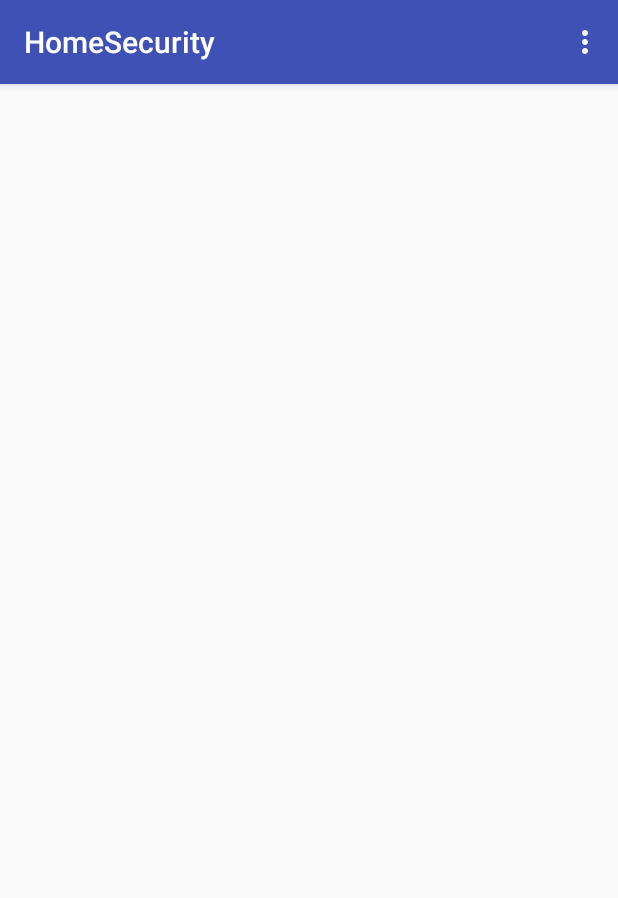
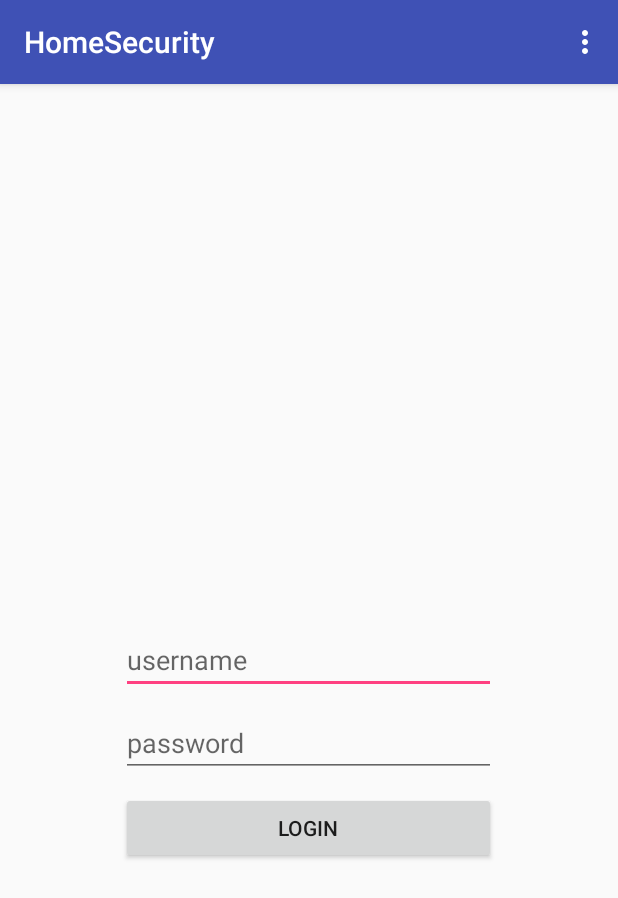
Before and after one commit to matszal/Android_App_4_FYP, an Android app: the Login screen opened directly, with no data from a screen before it, on a phone screen of 412 x 824 dp. Shown: the top 898 px of the screen. Run offline under Robolectric (Android 15) with nearby library versions, the phone set to English and light mode, and no system bars; libraries missing offline, so code that uses them is left out: com.parse.

```diff
--- a/HomeSecurity2/app/src/main/java/com/example/mateusz/homesecurity/CreateAccount.java
+++ b/HomeSecurity2/app/src/main/java/com/example/mateusz/homesecurity/CreateAccount.java
@@ -18,6 +18,7 @@ import com.parse.SignUpCallback;
 
 public class CreateAccount extends BaseActivity {
 
+    private static final String TAG="Create Account Activity";
     private EditText userName;
     private EditText userPassword;
     private Button createAccount;
@@ -93,11 +94,14 @@ public class CreateAccount extends BaseActivity {
                     }
                     else {
 
+                        Log.i("PARSEEEEEEEEE", "eeeeeerrrrrrrrrrr");
+
                     }
                 }
             });
         }
         else {
+            Log.i("PARSEEEEEEEEE", "connection issue");
 
         }
     }
--- a/HomeSecurity2/app/src/main/java/com/example/mateusz/homesecurity/Login.java
+++ b/HomeSecurity2/app/src/main/java/com/example/mateusz/homesecurity/Login.java
@@ -3,14 +3,63 @@ package com.example.mateusz.homesecurity;
 import android.content.Intent;
 import android.support.v7.app.AppCompatActivity;
 import android.os.Bundle;
+import android.view.View;
+import android.widget.Button;
+import android.widget.EditText;
+import android.widget.Toast;
+
+import com.parse.LogInCallback;
+import com.parse.ParseException;
+import com.parse.ParseUser;
 
 public class Login extends BaseActivity {
+
+    private Button logIn;
+    private EditText userName;
+    private EditText userPassword;
+
 
     @Override
     protected void onCreate(Bundle savedInstanceState) {
         super.onCreate(savedInstanceState);
         setContentView(R.layout.activity_login);
 
-        startActivity(new Intent(Login.this, MQTTActivity.class));
+        logIn = (Button) findViewById(R.id.loginButton);
+        userName = (EditText) findViewById(R.id.usernameId);
+        userPassword = (EditText) findViewById(R.id.passwordId);
+
+        logIn.setOnClickListener(new View.OnClickListener() {
+            @Override
+            public void onClick(View view) {
+                String name = userName.getText().toString();
+                String password = userPassword.getText().toString();
+
+                if (!name.equals("") || !password.equals("")){
+                    ParseUser.logInInBackground(name, password, new LogInCallback() {
+                        @Override
+                        public void done(ParseUser user, ParseException e) {
+                            if (e == null) {
+
+                                Toast.makeText(getApplicationContext(), "Login Successfully!"
+                                        , Toast.LENGTH_LONG).show();
+
+                                startActivity(new Intent(Login.this, MQTTActivity.class));
+
+                            }else {
+
+                                Toast.makeText(getApplicationContext(), "Not logged in",
+                                        Toast.LENGTH_LONG).show();
+
+                            }
+                        }
+                    });
+                }
+                else {
+                    Toast.makeText(getApplicationContext(), "Please enter username and Password",
+                            Toast.LENGTH_LONG).show();
+                }
+
+            }
+        });
     }
 }
--- a/HomeSecurity2/app/src/main/res/layout/activity_login.xml
+++ b/HomeSecurity2/app/src/main/res/layout/activity_login.xml
@@ -1,9 +1,38 @@
 <?xml version="1.0" encoding="utf-8"?>
-<android.support.constraint.ConstraintLayout xmlns:android="http://schemas.android.com/apk/res/android"
+<RelativeLayout xmlns:android="http://schemas.android.com/apk/res/android"
     xmlns:app="http://schemas.android.com/apk/res-auto"
     xmlns:tools="http://schemas.android.com/tools"
     android:layout_width="match_parent"
     android:layout_height="match_parent"
     tools:context=".Login">
 
-</android.support.constraint.ConstraintLayout>
+    <EditText
+        android:id="@+id/usernameId"
+        android:layout_centerHorizontal="true"
+        android:layout_centerVertical="true"
+        android:hint="username"
+        android:layout_width="250dp"
+        android:layout_height="wrap_content" />
+
+    <EditText
+        android:id="@+id/passwordId"
+        android:layout_centerHorizontal="true"
+        android:layout_centerVertical="true"
+        android:layout_below="@id/usernameId"
+        android:inputType="textPassword"
+        android:layout_marginTop="10dp"
+        android:hint="password"
+        android:layout_width="250dp"
+        android:layout_height="wrap_content" />
+
+    <Button
+        android:id="@+id/loginButton"
+        android:layout_width="250dp"
+        android:layout_height="wrap_content"
+        android:layout_below="@id/passwordId"
+        android:layout_centerHorizontal="true"
+        android:layout_centerVertical="true"
+        android:layout_marginTop="10dp"
+        android:text="LOGIN" />
+
+</RelativeLayout>
```
Also changed, not shown: HomeSecurity2/app/src/main/java/com/example/mateusz/homesecurity/InputFilterMM.java (added, +39 -0 lines), HomeSecurity2/app/src/main/java/com/example/mateusz/homesecurity/MQTTActivity.java (+50 -82 lines), HomeSecurity2/app/src/main/java/com/example/mateusz/homesecurity/MainActivity.java (+45 -7 lines), HomeSecurity2/app/src/main/res/layout/activity_main.xml (+17 -0 lines), HomeSecurity2/app/src/main/res/layout/activity_mqtt.xml (+36 -0 lines), HomeSecurity2/app/src/main/res/layout/activity_s3.xml (added, +19 -0 lines), HomeSecurity2/app/build.gradle (line endings or trailing spaces), 1 other file.
